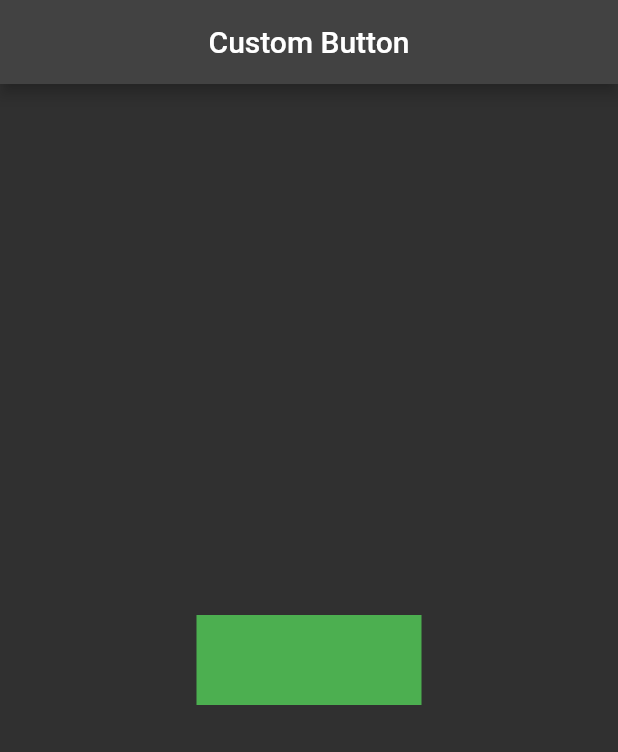
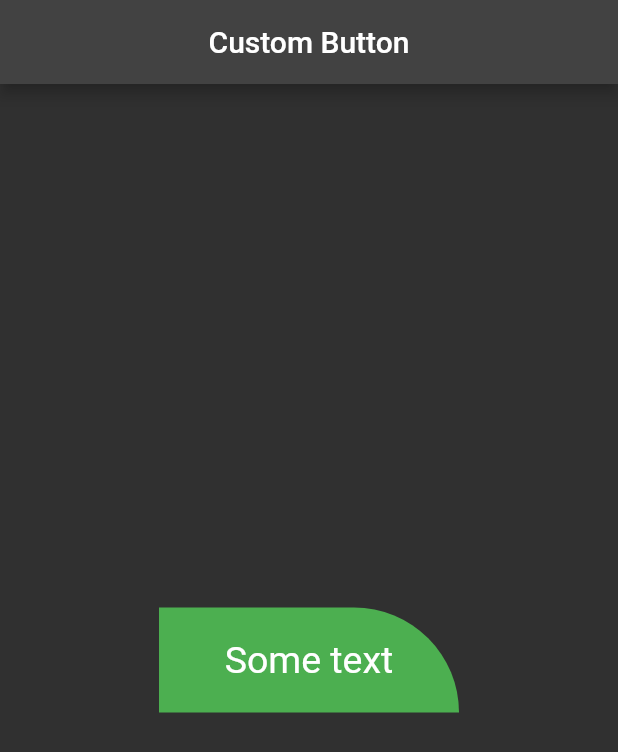
Before and after one commit to DoomHopes/custom_button, a Flutter app: the screen it shows after launch, on a phone screen of 412 x 824 dp. Shown: the top 752 px of the screen. Run offline on Flutter 3.47's test engine with Material 2 defaults, Android fonts, the phone set to English and light mode, and no system bars.

Commit message:
some change

```diff
--- a/lib/custom_button.dart
+++ b/lib/custom_button.dart
@@ -6,9 +6,22 @@ class CustomButton extends StatelessWidget {
   @override
   Widget build(BuildContext context) {
     return Container(
-      height: 60,
-      width: 150,
-      color: Colors.green,
+      height: 70,
+      width: 200,
+      child: const Center(
+        child: Text(
+          'Some text',
+          maxLines: 1,
+          overflow: TextOverflow.ellipsis,
+          style: TextStyle(
+            fontSize: 25,
+          ),
+        ),
+      ),
+      decoration: const BoxDecoration(
+        color: Colors.green,
+        borderRadius: BorderRadius.only(topRight: Radius.circular(90)),
+      ),
     );
   }
 }
```
